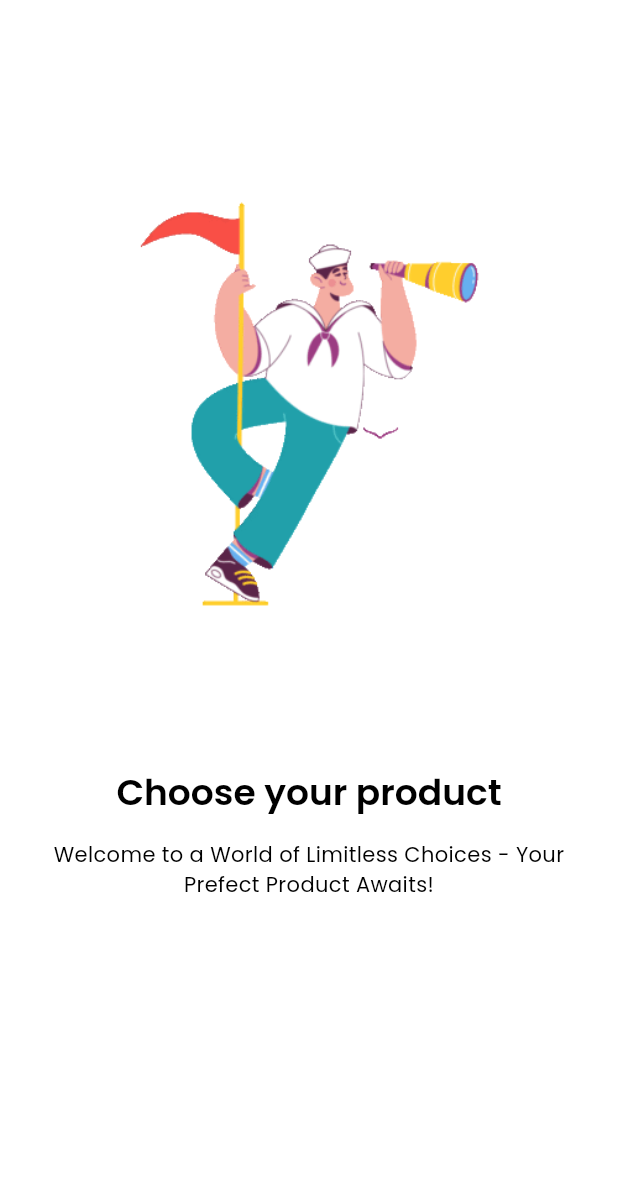
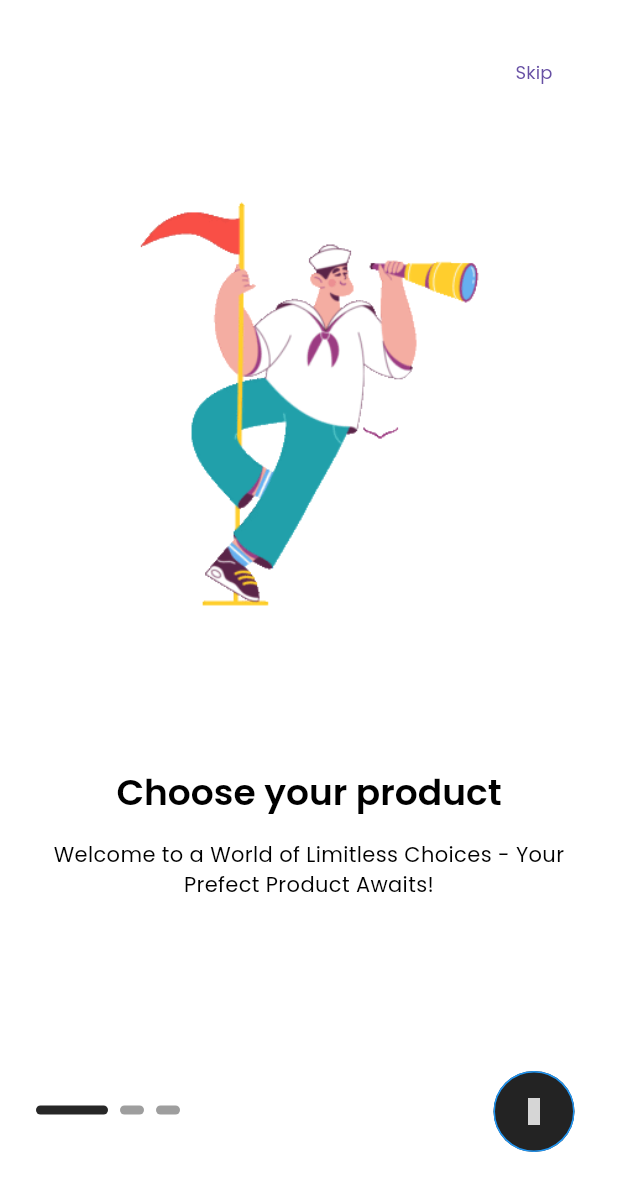
Before and after one commit to soltani-ard/online-shop, a Flutter app: the screen it shows after launch, on a phone screen of 412 x 824 dp. Shown: the top 1191 px of the screen. Run offline on Flutter 3.47's test engine with Material 2 defaults, Android fonts, the light colour scheme and no system bars; drawn by our look-alikes of smooth_page_indicator; our stand-ins replace get, get_storage, google_fonts, iconsax, logger; grey boxes are pictures that could not be loaded.

Commit message:
OnBoarding Page Complete.

```diff
--- a/lib/features/authentication/controllers/onboarding/onboarding_controller.dart
+++ b/lib/features/authentication/controllers/onboarding/onboarding_controller.dart
@@ -1,4 +1,5 @@
 
+import 'package:flutter/cupertino.dart';
 import 'package:get/get.dart';
 
 class OnBoardingController extends GetxController {
@@ -6,17 +7,35 @@ class OnBoardingController extends GetxController {
   static OnBoardingController get instance => Get.find();
 
   /// Variables
+  final pageController = PageController();
+  Rx<int> currentPageIndex = 0.obs;
 
   /// Update Current Index when Page Scroll
-  void updatePageIndicator(index) {}
+  void updatePageIndicator(index) => currentPageIndex.value = index;
 
   ///  Jump to the specific dot selected page
-  void dotNavigationClick(index) {}
+  void dotNavigationClick(index) {
+    currentPageIndex.value = index;
+    pageController.jumpToPage(index);
+  }
+
 
   ///  Update Current Index & jump to next page
-  void nextPage() {}
+  void nextPage() {
+    if(currentPageIndex.value == 2) { // because 3 pages.
+      //Get.to(()=> LoginScreen());
+    } else {
+      int page = currentPageIndex.value + 1;
+      pageController.jumpToPage(page); // use jumpToPage
+      // jumpTo(get double var)
+      // jumpToPage(get int var)
+    }
+  }
 
   ///  update Current Index & jump to last page
-  void skipPage() {}
+  void skipPage() {
+    currentPageIndex.value = 2; // because 3 pages.
+    pageController.jumpToPage(2);
+  }
 
 }
--- a/lib/features/authentication/screens/onboarding/onboarding_screen.dart
+++ b/lib/features/authentication/screens/onboarding/onboarding_screen.dart
@@ -1,52 +1,41 @@
-
 import 'package:flutter/material.dart';
+import 'package:get/get.dart';
+import 'package:online_shop/features/authentication/controllers/onboarding/onboarding_controller.dart';
 import 'package:online_shop/utils/constants/image_strings.dart';
-import 'package:online_shop/utils/constants/sizes.dart';
 import 'package:online_shop/utils/constants/text_strings.dart';
-import 'package:online_shop/utils/helpers/helper_functions.dart';
+import 'widgets/onboarding_dot_navigation.dart';
+import 'widgets/onboarding_next_button.dart';
+import 'widgets/onboarding_page.dart';
+import 'widgets/onboarding_skip.dart';
 
 class OnBoardingScreen extends StatelessWidget {
   const OnBoardingScreen({super.key});
 
   @override
   Widget build(BuildContext context) {
+    final controller = Get.put(OnBoardingController());
     return Scaffold(
       body: Stack(
         children: [
           /// Horizontal Scrollable Pages
           PageView(
-            children: [
-              Padding(
-                padding: const EdgeInsets.all(TSizes.fontSizeLg),
-                child: Column(
-                  children: [
-                    Image(
-                      image: const AssetImage(TImages.onBoardingImage1),
-                      width: THelperFunctions.screenWidth() * 0.8,
-                      height: THelperFunctions.screenHeight() * 0.6,
-                    ),
-                    Text(
-                      TTexts.onBoardingTitle1,
-                      style: Theme.of(context).textTheme.headlineMedium,
-                      textAlign: TextAlign.center,
-                    ),
-                    const SizedBox(height: TSizes.spaceBtwItems,),
-                    Text(
-                      TTexts.onBoardingSubTitle1,
-                      style: Theme.of(context).textTheme.bodyMedium,
-                      textAlign: TextAlign.center,
-                    ),
-                  ],
-                ),
-              )
+            controller: controller.pageController,
+            onPageChanged: controller.updatePageIndicator,
+            children: const [
+              OnBoardingPage(image: TImages.onBoardingImage1, title: TTexts.onBoardingTitle1, subTitle: TTexts.onBoardingSubTitle1,),
+              OnBoardingPage(image: TImages.onBoardingImage2, title: TTexts.onBoardingTitle2, subTitle: TTexts.onBoardingSubTitle2,),
+              OnBoardingPage(image: TImages.onBoardingImage3, title: TTexts.onBoardingTitle3, subTitle: TTexts.onBoardingSubTitle3,),
             ],
-          )
+          ),
+
           /// Skip Button
+          const OnBoardingSkip(),
 
           /// Dot Navigation SmoothPageIndicator
+          const OnBoardingDotNavigation(),
 
           /// Circular Button
-
+          const OnBoardingNextButton(),
         ],
       ),
     );
--- /dev/null
+++ b/lib/features/authentication/screens/onboarding/widgets/onboarding_dot_navigation.dart
@@ -0,0 +1,27 @@
+import 'package:flutter/material.dart';
+import 'package:online_shop/features/authentication/controllers/onboarding/onboarding_controller.dart';
+import 'package:online_shop/utils/constants/colors.dart';
+import 'package:online_shop/utils/constants/sizes.dart';
+import 'package:online_shop/utils/device/device_utility.dart';
+import 'package:online_shop/utils/helpers/helper_functions.dart';
+import 'package:smooth_page_indicator/smooth_page_indicator.dart';
+
+class OnBoardingDotNavigation extends StatelessWidget {
+  const OnBoardingDotNavigation({super.key});
+
+  @override
+  Widget build(BuildContext context) {
+    bool isDark = THelperFunctions.isDarkMode(context);
+    final controller = OnBoardingController.instance;
+    return Positioned(
+      bottom: TDeviceUtils.getBottomNavigationBarHeight() + 25,
+      left: TSizes.defaultSpace,
+      child: SmoothPageIndicator(
+        count: 3,
+        controller: controller.pageController,
+        onDotClicked: controller.dotNavigationClick,
+        effect: ExpandingDotsEffect(activeDotColor: isDark ? TColors.light : TColors.dark, dotHeight: 6),
+      ),
+    );
+  }
+}
--- /dev/null
+++ b/lib/features/authentication/screens/onboarding/widgets/onboarding_next_button.dart
@@ -0,0 +1,30 @@
+
+import 'package:flutter/material.dart';
+import 'package:iconsax/iconsax.dart';
+import 'package:online_shop/features/authentication/controllers/onboarding/onboarding_controller.dart';
+import 'package:online_shop/utils/constants/colors.dart';
+import 'package:online_shop/utils/constants/sizes.dart';
+import 'package:online_shop/utils/device/device_utility.dart';
+import 'package:online_shop/utils/helpers/helper_functions.dart';
+
+class OnBoardingNextButton extends StatelessWidget {
+  const OnBoardingNextButton({super.key});
+
+
+  @override
+  Widget build(BuildContext context) {
+    bool isDark = THelperFunctions.isDarkMode(context);
+    return Positioned(
+        right: TSizes.defaultSpace,
+        bottom: TDeviceUtils.getBottomNavigationBarHeight(),
+        child: ElevatedButton(
+          onPressed: ()=> OnBoardingController.instance.nextPage(),
+          style: ElevatedButton.styleFrom(
+            shape: const CircleBorder(),
+            backgroundColor: isDark ? TColors.primary : TColors.black,
+          ),
+          child: const Icon(Iconsax.arrow_right_3),
+        )
+    );
+  }
+}
--- /dev/null
+++ b/lib/features/authentication/screens/onboarding/widgets/onboarding_page.dart
@@ -0,0 +1,38 @@
+import 'package:flutter/material.dart';
+import 'package:online_shop/utils/constants/sizes.dart';
+import 'package:online_shop/utils/helpers/helper_functions.dart';
+
+class OnBoardingPage extends StatelessWidget {
+  const OnBoardingPage({
+    super.key, required this.image, required this.title, required this.subTitle,
+  });
+
+  final String image, title, subTitle;
+
+  @override
+  Widget build(BuildContext context) {
+    return Padding(
+      padding: const EdgeInsets.all(TSizes.fontSizeLg),
+      child: Column(
+        children: [
+          Image(
+            image: AssetImage(image),
+            width: THelperFunctions.screenWidth() * 0.8,
+            height: THelperFunctions.screenHeight() * 0.6,
+          ),
+          Text(
+            title,
+            style: Theme.of(context).textTheme.headlineMedium,
+            textAlign: TextAlign.center,
+          ),
+          const SizedBox(height: TSizes.spaceBtwItems,),
+          Text(
+            subTitle,
+            style: Theme.of(context).textTheme.bodyMedium,
+            textAlign: TextAlign.center,
+          ),
+        ],
+      ),
+    );
+  }
+}
--- /dev/null
+++ b/lib/features/authentication/screens/onboarding/widgets/onboarding_skip.dart
@@ -0,0 +1,17 @@
+
+import 'package:flutter/material.dart';
+import 'package:online_shop/features/authentication/controllers/onboarding/onboarding_controller.dart';
+import 'package:online_shop/utils/constants/sizes.dart';
+import 'package:online_shop/utils/constants/text_strings.dart';
+
+class OnBoardingSkip extends StatelessWidget {
+  const OnBoardingSkip({
+    super.key,
+  });
+
+  @override
+  Widget build(BuildContext context) {
+    return Positioned(top: TSizes.defaultSpace, right: TSizes.defaultSpace, child: TextButton(onPressed: ()=> OnBoardingController.instance.skipPage(),
+      child: const Text(TTexts.skip),),);
+  }
+}
--- a/lib/utils/constants/text_strings.dart
+++ b/lib/utils/constants/text_strings.dart
@@ -3,6 +3,7 @@ class TTexts {
 
   // -- Global Texts
   static const String appName = "Off Market";
+  static const String skip = "Skip";
 
   // -- OnBoarding Texts
   static const String onBoardingTitle1 = "Choose your product";
```
